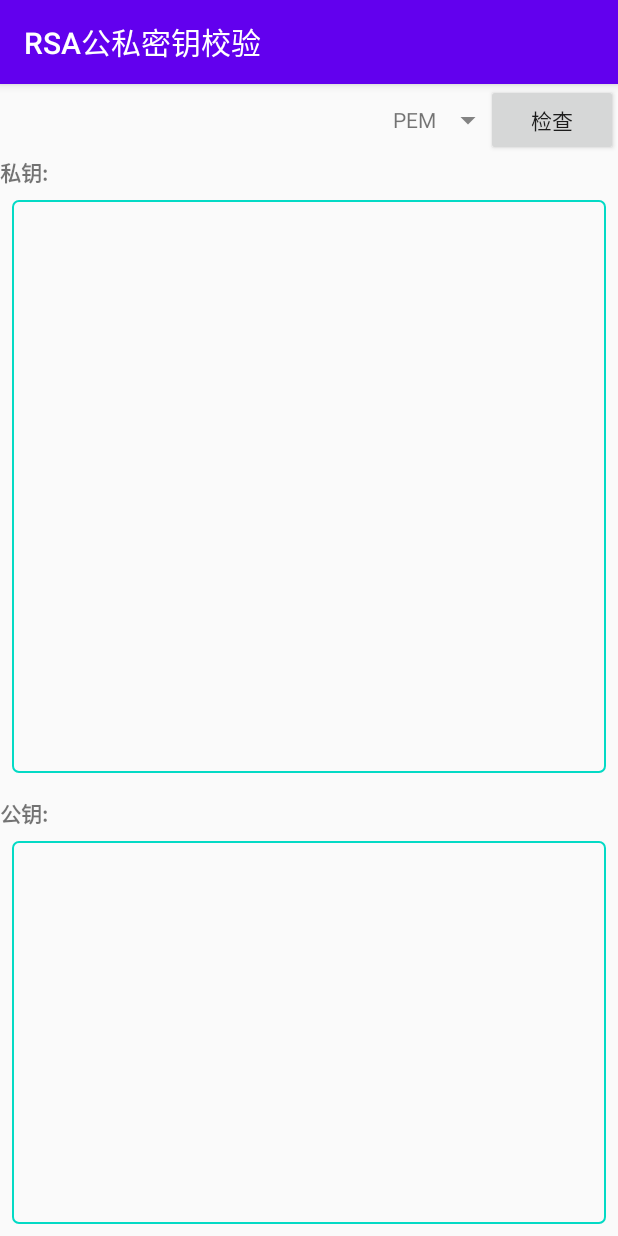
After one commit to ngoluuduythai/cipher_andriod, an Android app: the RSACheckActivity screen opened directly, with no data from a screen before it, on a phone screen of 412 x 824 dp. The commit adds this screen. Run offline under Robolectric (Android 15) with nearby library versions, the phone set to English and light mode, and no system bars; libraries missing offline, so code that uses them is left out: org.bouncycastle.util.

Commit message:
新增RSA公私钥校验功能

```diff
--- a/app/src/main/AndroidManifest.xml
+++ b/app/src/main/AndroidManifest.xml
@@ -20,6 +20,7 @@
         <activity android:name=".ui.CryptoActivity" />
         <activity android:name=".ui.RSAGenActivity" />
         <activity android:name=".ui.RSACryptoActivity" />
+        <activity android:name=".ui.RSACheckActivity" />
     </application>
 
 </manifest>
--- a/app/src/main/java/cn/woolsen/cipher/ui/MainActivity.kt
+++ b/app/src/main/java/cn/woolsen/cipher/ui/MainActivity.kt
@@ -25,9 +25,11 @@ class MainActivity : AppCompatActivity() {
             R.string.title_des_ede to CryptoActivity::class.java,
             R.string.title_rsa_gen to RSAGenActivity::class.java,
             R.string.title_rsa_private to RSACryptoActivity::class.java,
-            R.string.title_rsa_public to RSACryptoActivity::class.java
+            R.string.title_rsa_public to RSACryptoActivity::class.java,
+            R.string.title_rsa_check to RSACheckActivity::class.java
         ).entries.toList()
-        val adapter = ArrayAdapter(this, android.R.layout.simple_list_item_1, list.map { getString(it.key) })
+        val adapter = ArrayAdapter(
+            this, android.R.layout.simple_list_item_1, list.map { getString(it.key) })
         binding.list.adapter = adapter
         binding.list.setOnItemClickListener { _, _, position, _ ->
             val intent = Intent(this, list[position].value).apply {
--- /dev/null
+++ b/app/src/main/java/cn/woolsen/cipher/ui/RSACheckActivity.kt
@@ -0,0 +1,113 @@
+package cn.woolsen.cipher.ui
+
+import android.os.Bundle
+import android.view.Gravity
+import android.view.View
+import androidx.appcompat.app.AppCompatActivity
+import androidx.appcompat.widget.PopupMenu
+import cn.woolsen.cipher.R
+import cn.woolsen.cipher.databinding.ActivityRsaCheckBinding
+import cn.woolsen.cipher.enums.RSAKeyFormat
+import cn.woolsen.cipher.util.HexUtils
+import cn.woolsen.cipher.util.SnackUtils.showSnackbar
+import com.google.android.material.snackbar.Snackbar
+import org.bouncycastle.util.io.pem.PemReader
+import java.io.StringReader
+import java.math.BigInteger
+import java.security.KeyFactory
+import java.security.spec.PKCS8EncodedKeySpec
+import java.security.spec.RSAPrivateKeySpec
+import java.security.spec.RSAPublicKeySpec
+import java.security.spec.X509EncodedKeySpec
+
+/**
+ * @author woolsen
+ * @date 2021/03/08 13:21
+ */
+class RSACheckActivity : AppCompatActivity(), View.OnClickListener {
+
+    private lateinit var binding: ActivityRsaCheckBinding
+    private lateinit var keyFormatMenu: PopupMenu
+    private var keyFormat = RSAKeyFormat.PEM
+
+    override fun onCreate(savedInstanceState: Bundle?) {
+        super.onCreate(savedInstanceState)
+        binding = ActivityRsaCheckBinding.inflate(layoutInflater)
+        setContentView(binding.root)
+
+        setTitle(R.string.title_rsa_check)
+
+        setKeyFormat(RSAKeyFormat.PEM)
+        keyFormatMenu = PopupMenu(this, binding.format, Gravity.BOTTOM).apply {
+            inflate(R.menu.format_rsa_key)
+            setOnMenuItemClickListener {
+                when (it?.itemId) {
+                    R.id.hex -> setKeyFormat(RSAKeyFormat.Hex)
+                    R.id.pem -> setKeyFormat(RSAKeyFormat.PEM)
+                }
+                true
+            }
+        }
+
+        binding.check.setOnClickListener(this)
+    }
+
+    override fun onClick(v: View?) {
+        when (v?.id ?: return) {
+            R.id.check -> check()
+            R.id.key_format -> keyFormatMenu.show()
+        }
+    }
+
+    private fun check() {
+        try {
+            val keyFactory = KeyFactory.getInstance("RSA")
+            //从私钥中提取公钥
+            val publicKeyByPrivate = kotlin.run {
+                val keyText = binding.privateKey.text.toString()
+                val privateKeyBytes = when (keyFormat) {
+                    RSAKeyFormat.Hex -> HexUtils.decode(keyText)
+                    RSAKeyFormat.PEM -> {
+                        val reader = StringReader(keyText)
+                        val pemReader = PemReader(reader)
+                        val pemObject = pemReader.readPemObject()
+                        pemObject.content
+                    }
+                }
+                val privateKeySpec = PKCS8EncodedKeySpec(privateKeyBytes)
+                val privateKey = keyFactory.generatePrivate(privateKeySpec)
+                val private = keyFactory.getKeySpec(privateKey, RSAPrivateKeySpec::class.java)
+                val keySpec = RSAPublicKeySpec(private.modulus, BigInteger.valueOf(65537))
+                keyFactory.generatePublic(keySpec).encoded
+            }
+            //获取输入的公钥
+            val publicKey = kotlin.run {
+                val keyText = binding.publicKey.text.toString()
+                val keyBytes = when (keyFormat) {
+                    RSAKeyFormat.Hex -> HexUtils.decode(keyText)
+                    RSAKeyFormat.PEM -> {
+                        val reader = StringReader(keyText)
+                        val pemReader = PemReader(reader)
+                        val pemObject = pemReader.readPemObject()
+                        pemObject.content
+                    }
+                }
+                val keySpec = X509EncodedKeySpec(keyBytes)
+                keyFactory.generatePublic(keySpec).encoded
+            }
+            if (publicKeyByPrivate.contentEquals(publicKey)) {
+                showSnackbar("恭喜你，公私钥匹配的！", Snackbar.LENGTH_SHORT)
+            } else {
+                showSnackbar("公私钥不匹配！", Snackbar.LENGTH_SHORT)
+            }
+        } catch (e: Exception) {
+            e.printStackTrace()
+            showSnackbar(e.message ?: "检查出错", Snackbar.LENGTH_SHORT)
+        }
+    }
+
+    private fun setKeyFormat(keyFormat: RSAKeyFormat) {
+        this.keyFormat = keyFormat
+        binding.format.text = keyFormat.name
+    }
+}
--- /dev/null
+++ b/app/src/main/res/layout/activity_rsa_check.xml
@@ -0,0 +1,73 @@
+<?xml version="1.0" encoding="utf-8"?>
+<LinearLayout xmlns:android="http://schemas.android.com/apk/res/android"
+    xmlns:app="http://schemas.android.com/apk/res-auto"
+    xmlns:tools="http://schemas.android.com/tools"
+    android:layout_width="match_parent"
+    android:layout_height="match_parent"
+    android:focusable="true"
+    android:focusableInTouchMode="true"
+    android:orientation="vertical">
+
+    <LinearLayout
+        android:layout_width="match_parent"
+        android:layout_height="wrap_content"
+        android:gravity="center_vertical|end"
+        android:orientation="horizontal">
+
+        <TextView
+            android:id="@+id/format"
+            android:layout_width="72dp"
+            android:layout_height="48dp"
+            android:gravity="center"
+            app:drawableEndCompat="@drawable/ic_down"
+            tools:text="@string/pem" />
+
+        <Button
+            android:id="@+id/check"
+            android:layout_width="wrap_content"
+            android:layout_height="wrap_content"
+            android:layout_gravity="end"
+            android:text="@string/check" />
+
+    </LinearLayout>
+
+    <TextView
+        android:layout_width="wrap_content"
+        android:layout_height="wrap_content"
+        android:text="@string/label_private"
+        android:textStyle="bold" />
+
+    <EditText
+        android:id="@+id/private_key"
+        android:layout_width="match_parent"
+        android:layout_height="0dp"
+        android:layout_margin="8dp"
+        android:layout_weight="1.5"
+        android:background="@drawable/shape_rectangle"
+        android:padding="4dp"
+        android:gravity="top|start"
+        android:textIsSelectable="true"
+        android:importantForAutofill="no"
+        android:inputType="textMultiLine" />
+
+    <TextView
+        android:layout_width="wrap_content"
+        android:layout_height="wrap_content"
+        android:layout_marginTop="8dp"
+        android:text="@string/label_public"
+        android:textStyle="bold" />
+
+    <EditText
+        android:id="@+id/public_key"
+        android:layout_width="match_parent"
+        android:layout_height="0dp"
+        android:layout_margin="8dp"
+        android:layout_weight="1"
+        android:gravity="top|start"
+        android:background="@drawable/shape_rectangle"
+        android:padding="4dp"
+        android:textIsSelectable="true"
+        android:importantForAutofill="no"
+        android:inputType="textMultiLine" />
+
+</LinearLayout>
--- a/app/src/main/res/values/strings.xml
+++ b/app/src/main/res/values/strings.xml
@@ -36,8 +36,9 @@
     <string name="title_des">DES加密解密</string>
     <string name="title_des_ede">3DES加密解密</string>
     <string name="title_rsa_gen">RSA密钥对生成</string>
-    <string name="title_rsa_private">"RSA私钥加密解密"</string>
-    <string name="title_rsa_public">"RSA公钥加密解密"</string>
+    <string name="title_rsa_private">RSA私钥加密解密</string>
+    <string name="title_rsa_public">RSA公钥加密解密</string>
+    <string name="title_rsa_check">RSA公私密钥校验</string>
 
     <string name="private_key">私钥</string>
     <string name="rsa_private_encrypt">RSA私钥加密</string>
@@ -57,4 +58,5 @@
 
     <string name="generate">生成</string>
     <string name="copy">复制</string>
+    <string name="check">检查</string>
 </resources>
```
Also changed, not shown: 1 other file.
